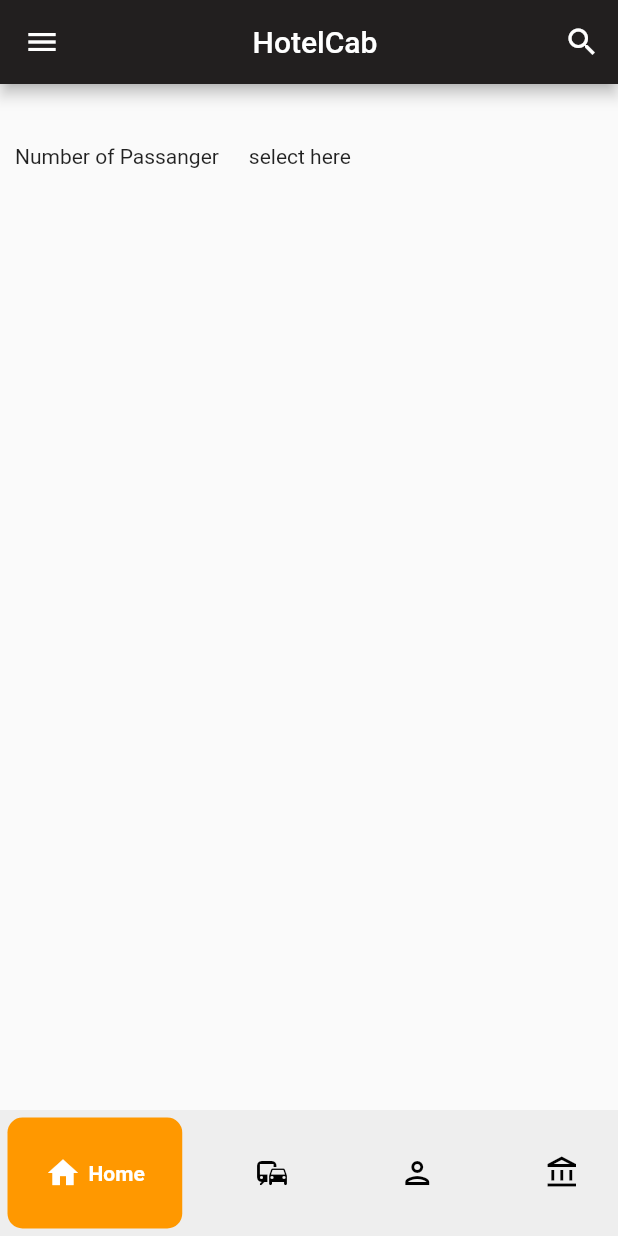
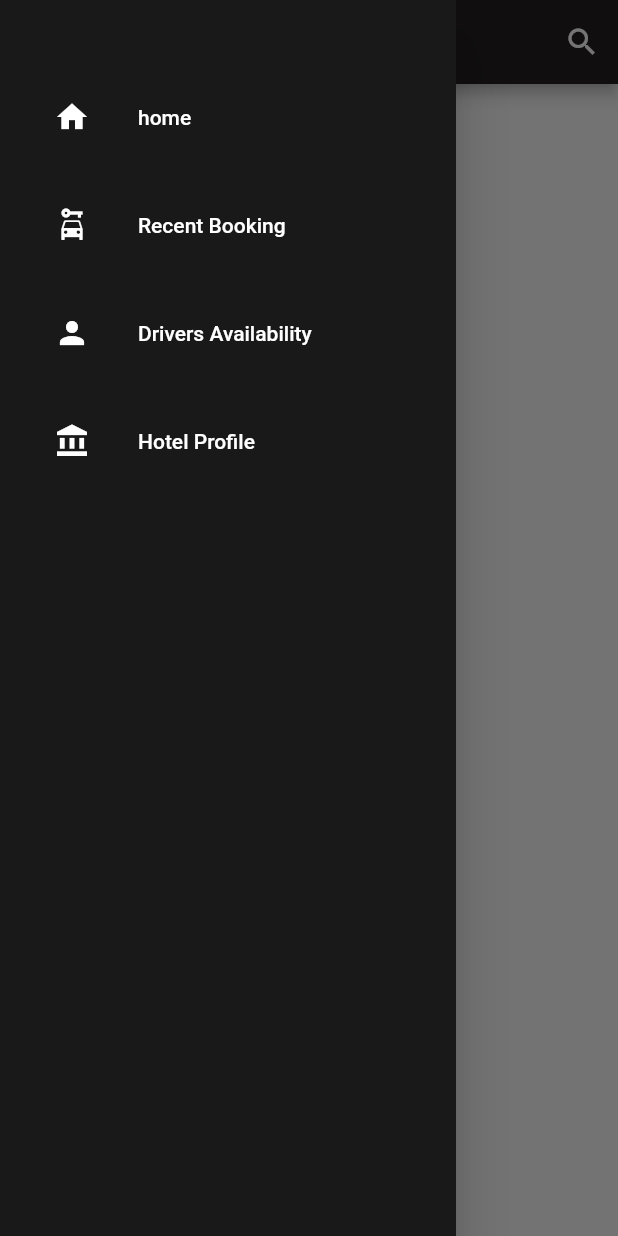
Before and after one commit to Abhishek00p/hotelcab, a Flutter app: the Hotel screen opened by its route, with the side drawer open (before the commit the screen has no drawer), on a phone screen of 412 x 824 dp. Run offline on Flutter 3.47's test engine with Material 2 defaults, Android fonts, the phone set to English and light mode, and no system bars; drawn by our look-alikes of google_nav_bar; our stand-ins replace firebase_core; accounts and stored records are empty.

```diff
--- a/lib/home.dart
+++ b/lib/home.dart
@@ -6,8 +6,11 @@ class HomePage extends StatelessWidget {
 
   @override
   Widget build(BuildContext context) {
-    return SafeArea(
-        child: Container(
+    return Scaffold(
+        appBar: AppBar(
+          title: Text("Home"),
+        ),
+        body: Container(
             child: Column(
           children: [
             SizedBox(
--- a/lib/hotel_Profile.dart
+++ b/lib/hotel_Profile.dart
@@ -6,8 +6,10 @@ class Hotel_Profile extends StatelessWidget {
 
   @override
   Widget build(BuildContext context) {
-    return Scaffold(
-      body: Container(child: Text("  Hotel_Profile Tab")),
+    return  Scaffold(
+      appBar: AppBar(
+        title:Text("Hotel_Profile") ,
+      ),
     );
   }
 }
--- a/lib/main.dart
+++ b/lib/main.dart
@@ -2,8 +2,8 @@ import 'package:flutter/material.dart';
 import 'package:hotelcab/driverAvail.dart';
 import 'package:hotelcab/hotel_Profile.dart';
 import 'package:hotelcab/login.dart';
+import 'package:hotelcab/menuSidebar.dart';
 import 'package:hotelcab/recent_booking.dart';
-import 'package:hotelcab/registeration.dart';
 import 'home.dart';
 import 'package:google_nav_bar/google_nav_bar.dart';
 import 'package:firebase_core/firebase_core.dart';
@@ -16,7 +16,6 @@ void main() {
     routes: {
       '/': (BuildContext context) => LoginPage(),
       '/login': (BuildContext context) => LoginPage(),
-      '/register': (BuildContext context) => Registration(),
       '/home': (BuildContext context) => Hotel()
     },
     debugShowCheckedModeBanner: false,
@@ -39,6 +38,8 @@ class _HotelState extends State<Hotel> {
   @override
   Widget build(BuildContext context) {
     return Scaffold(
+
+      drawer: navigationD(),
       appBar: AppBar(
         backgroundColor: Color.fromARGB(255, 34, 31, 31),
         title: const Center(
@@ -46,10 +47,6 @@ class _HotelState extends State<Hotel> {
           "HotelCab",
           style: TextStyle(color: Colors.white),
         )),
-        leading: IconButton(
-          icon: Icon(Icons.menu),
-          onPressed: () {},
-        ),
         actions: [
           IconButton(
             onPressed: () {},
@@ -58,46 +55,6 @@ class _HotelState extends State<Hotel> {
           )
         ],
       ),
-      bottomNavigationBar: SafeArea(
-        child: GNav(
-          backgroundColor: Colors.grey.shade200,
-          tabBackgroundColor: Colors.orange,
-          color: Colors.black,
-          activeColor: Colors.white,
-          tabBorderRadius: 10.0,
-          tabMargin: EdgeInsets.only(left: 5.0, bottom: 5.0, top: 5.0),
-          gap: 5.0,
-          tabs: [
-            GButton(
-              icon: Icons.home,
-              text: "Home",
-              onPressed: () {},
-            ),
-            GButton(
-              icon: Icons.commute_outlined,
-              text: "Recent",
-              onPressed: () {},
-            ),
-            GButton(
-              icon: Icons.person_outlined,
-              text: "Drivers",
-              onPressed: () {},
-            ),
-            GButton(
-              icon: Icons.account_balance_outlined,
-              text: "Hotel Profile",
-              onPressed: () {},
-            ),
-          ],
-          selectedIndex: _selectedIndex,
-          onTabChange: (index) {
-            setState(() {
-              _selectedIndex = index;
-            });
-          },
-        ),
-      ),
-      body: Container(child: _pages[_selectedIndex]),
     );
   }
 }
--- /dev/null
+++ b/lib/menuSidebar.dart
@@ -0,0 +1,95 @@
+import 'package:flutter/material.dart';
+import 'package:hotelcab/driverAvail.dart';
+import 'package:hotelcab/home.dart';
+import 'package:hotelcab/hotel_Profile.dart';
+import 'package:hotelcab/recent_booking.dart';
+
+class navigationD extends StatelessWidget {
+  navigationD({Key? key}) : super(key: key);
+
+  final mypading = EdgeInsets.symmetric(horizontal: 20);
+  @override
+  Widget build(BuildContext context) {
+    return Drawer(
+      child: Material(
+        color: Color.fromARGB(230, 0, 0, 0),
+        child: ListView(
+          padding: mypading,
+          children: [
+            SizedBox(
+              height: 50,
+            ),
+            myMenuItem(
+                text: "home",
+                icon: Icons.home,
+                onclicked: () => selectedItem(context, 0)),
+            SizedBox(
+              height: 16,
+            ),
+            myMenuItem(
+                text: "Recent Booking",
+                icon: Icons.car_rental,
+                onclicked: () => selectedItem(context, 1)),
+            SizedBox(
+              height: 16,
+            ),
+            myMenuItem(
+                text: "Drivers Availability",
+                icon: Icons.person,
+                onclicked: () => selectedItem(context, 2)),
+            SizedBox(
+              height: 16,
+            ),
+            myMenuItem(
+                text: "Hotel Profile",
+                icon: Icons.account_balance,
+                onclicked: () => selectedItem(context, 3)),
+            SizedBox(
+              height: 16,
+            ),
+          ],
+        ),
+      ),
+    );
+  }
+}
+
+Widget myMenuItem({
+  required String text,
+  required IconData icon,
+  VoidCallback? onclicked,
+}) {
+  final color = Colors.white;
+  return ListTile(
+    leading: Icon(
+      icon,
+      color: color,
+    ),
+    title: Text(text,
+        style: TextStyle(
+          color: color,
+        )),
+    onTap: onclicked,
+  );
+}
+
+void selectedItem(BuildContext context, int index) {
+  switch (index) {
+    case 0:
+      Navigator.push(
+          context, MaterialPageRoute(builder: (context) => HomePage()));
+      break;
+    case 1:
+      Navigator.push(
+          context, MaterialPageRoute(builder: (context) => Booking()));
+      break;
+    case 2:
+      Navigator.push(
+          context, MaterialPageRoute(builder: (context) => Driver()));
+      break;
+    case 3:
+      Navigator.push(
+          context, MaterialPageRoute(builder: (context) => Hotel_Profile()));
+      break;
+  }
+}
--- a/lib/recent_booking.dart
+++ b/lib/recent_booking.dart
@@ -6,8 +6,10 @@ class Booking extends StatelessWidget {
 
   @override
   Widget build(BuildContext context) {
-    return SafeArea(
-      child: Container(child: Text(" REcent Booking Tab")),
+    return Scaffold(
+      appBar: AppBar(
+        title:Text("Recent Booking") ,
+      ),
     );
   }
 }
```
Also changed, not shown: lib/driverAvail.dart (+5 -3 lines), lib/login.dart (+8 -23 lines), lib/registeration.dart (deleted, +0 -195 lines), 1 other file. Lines whose indentation alone changed are shown as unchanged.
